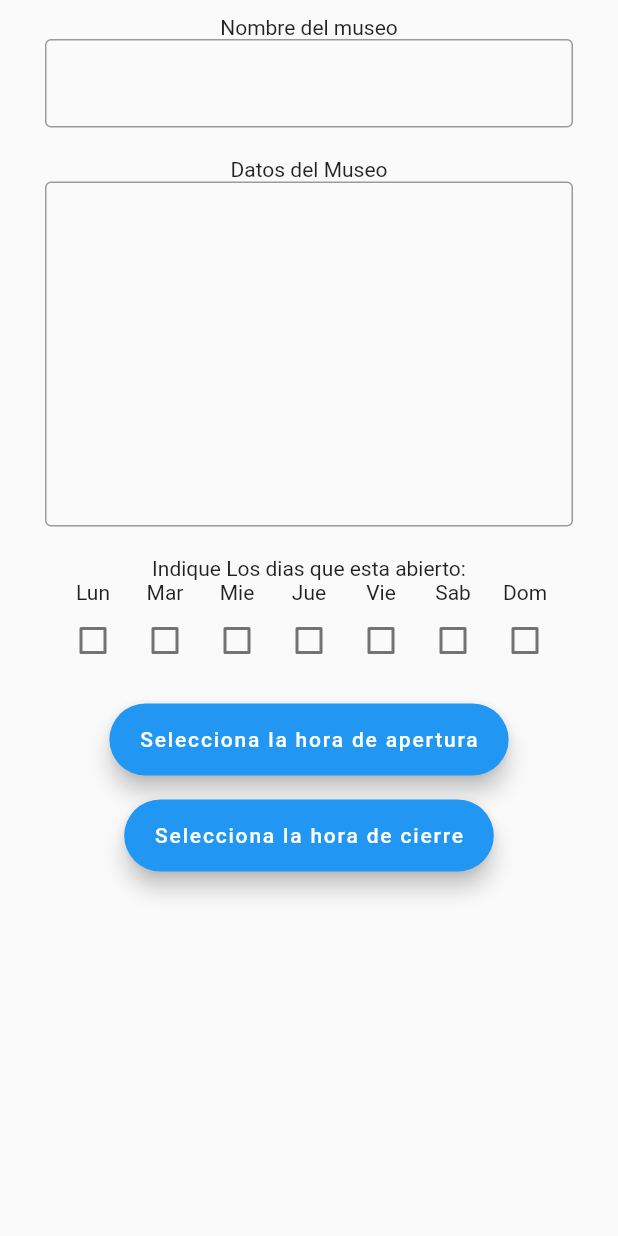
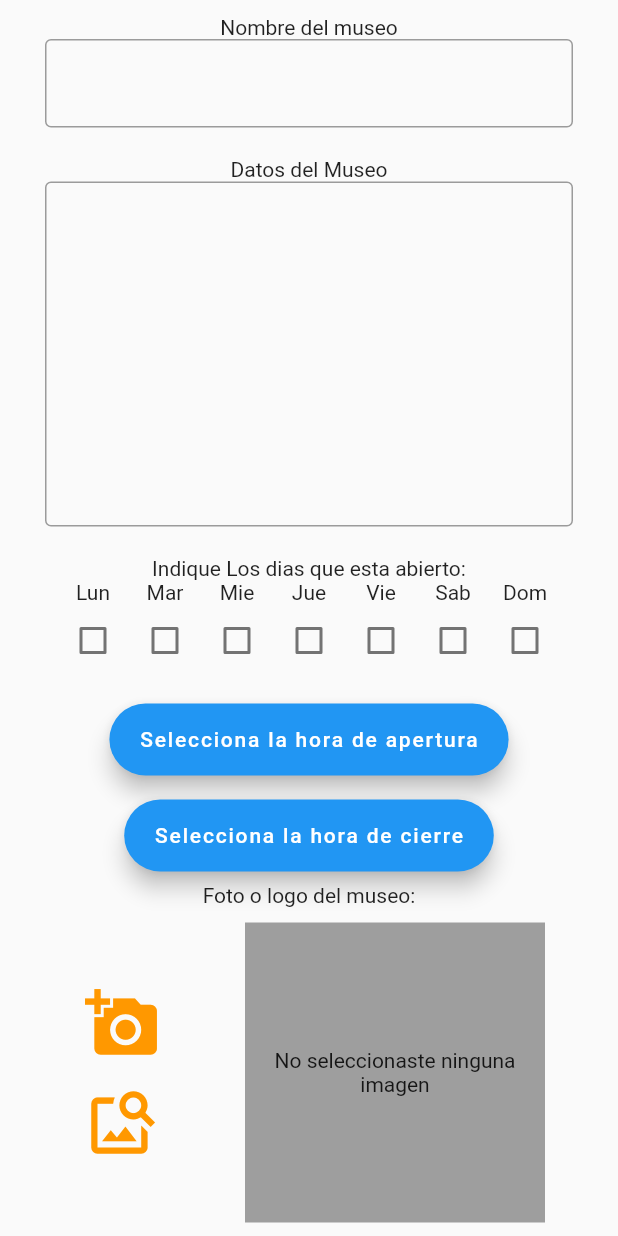
Before and after one commit to AleMancilla/MuseosApp, a Flutter app: the AddMuseos widget shown alone on an empty page, opened directly, on a phone screen of 412 x 824 dp. Run offline on Flutter 3.47's test engine with Material 2 defaults, Android fonts, the phone set to English and light mode, and no system bars; our stand-ins replace animated_splash_screen, flushbar, flutter_datetime_picker, graphql, image_picker, page_transition and 1 more; missing offline and left inert: mime_type; accounts and stored records are empty; statements that could not run were skipped.

Commit message:
imagen guardado correcto

```diff
--- a/lib/Pages/AddMuseos.dart
+++ b/lib/Pages/AddMuseos.dart
@@ -1,5 +1,15 @@
+
+
+import 'dart:io';
+
+import 'package:flushbar/flushbar.dart';
 import 'package:flutter/material.dart';
 import 'package:flutter_datetime_picker/flutter_datetime_picker.dart';
+import 'package:image_picker/image_picker.dart';
+import 'package:http/http.dart' as http;
+import 'package:mime_type/mime_type.dart';
+import 'package:http_parser/http_parser.dart';
+import 'dart:convert';
 
 class AddMuseos extends StatefulWidget {
   @override
@@ -29,6 +39,7 @@ class _AddMuseosState extends State<AddMuseos> {
             _labelDias(),
             _selectedHoraApertura(),
             _selectedHoraCierre(),
+            _cargarImagen()
           ],
         ),
       ),
@@ -236,4 +247,125 @@ class _AddMuseosState extends State<AddMuseos> {
     );
   }
 
+  ///////////////////
+  ///
+  _cargarImagen(){
+    return Column(
+      children: [
+        Text("Foto o logo del museo:"),
+                    SizedBox(height: 10,),
+
+                    Row(
+                      mainAxisAlignment: MainAxisAlignment.spaceEvenly,
+                      children: [
+                        Column(
+                          children: [
+                            IconButton(
+                              onPressed: () {
+                                getImage();
+                              },
+                              icon: Icon(Icons.add_a_photo),
+                              color: Colors.orange,
+                              iconSize: 50,
+                            ),
+                            IconButton(
+                              onPressed: () {
+                                getImageGalery();
+                              },
+                              icon: Icon(Icons.image_search),
+                              color: Colors.orange,
+                              iconSize: 50,
+                            ),
+                          ],
+                        ),
+
+                        _image == null
+                        ? Container(
+                          color: Colors.grey,
+                            width: 200,
+                            height: 200,
+                            alignment: Alignment.center,
+                            child: Text("No seleccionaste ninguna imagen",textAlign: TextAlign.center,)
+                          )
+                        : Container(
+                          color: Colors.transparent,
+                            width: 200,
+                            height: 200,
+                            child: ClipRRect(
+                              borderRadius: BorderRadius.circular(20),
+                              child: Image.file(_image,fit: BoxFit.cover,))
+                          ),
+                      ],
+                    ),
+      ],
+    );
+  }
+
+  File _image;
+  final picker = ImagePicker();
+  String urlImage = "Sin Imagen";
+
+  void cargarUrl()async{
+    urlImage = await subirImagen(_image);
+    print(urlImage);
+  }
+
+  Future getImage() async {
+    final pickedFile = await picker.getImage(source: ImageSource.camera);
+
+    setState(() {
+      if (pickedFile != null) {
+        _image = File(pickedFile.path);
+        cargarUrl();
+      } else {
+        print('No image selected.');
+      }
+    });
+  }
+  Future getImageGalery() async {
+    final pickedFile = await picker.getImage(source: ImageSource.gallery);
+
+    setState(() {
+      if (pickedFile != null) {
+        _image = File(pickedFile.path);
+        cargarUrl();
+      } else {
+        print('No image selected.');
+      }
+    });
+  }
+  Future<String> subirImagen(File image)async{
+    final url = Uri.parse("https://api.cloudinary.com/v1_1/alemancilla/image/upload?upload_preset=hhavzkgi");
+    final mimeType = mime(image.path).split("/");
+    final uploadRequest = http.MultipartRequest(
+      'POST',
+      url
+    );
+
+    final file = await http.MultipartFile.fromPath(
+      "file",
+      image.path,
+      contentType: MediaType(mimeType[0],mimeType[1])
+    );
+    uploadRequest.files.add(file);
+
+    final streamResponse = await uploadRequest.send();
+    final resp = await http.Response.fromStream(streamResponse);
+
+    if(resp.statusCode != 200 && resp.statusCode != 201){
+      print("Algo salio mal ");
+      print(resp.body);
+      return null;
+    }
+    final respdata = json.decode(resp.body);
+    print(" === $respdata");
+    Flushbar(
+              title:  "LISTO",
+              message:  "Todo esta listo para enviar datos a backend",
+              duration:  Duration(seconds: 3),
+              backgroundColor: Colors.purple,
+            )..show(context);
+    return respdata['secure_url'];
+  }
+
 }
--- a/pubspec.yaml
+++ b/pubspec.yaml
@@ -35,6 +35,9 @@ dependencies:
   flushbar: ^1.10.4
   provider: ^4.3.2+2
   flutter_datetime_picker: ^1.4.0
+  image_picker: ^0.6.7+12
+  mime_type: ^0.3.2
+
 
 dev_dependencies:
   flutter_test:
```
Also changed, not shown: pubspec.lock, 1 other file.
